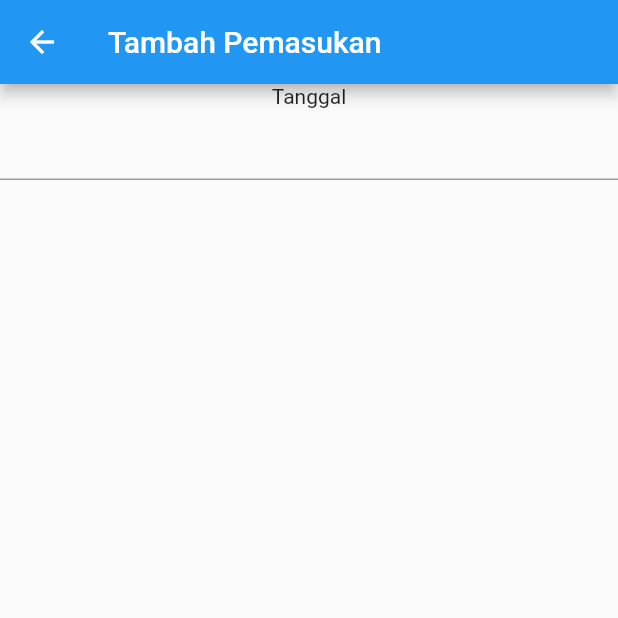
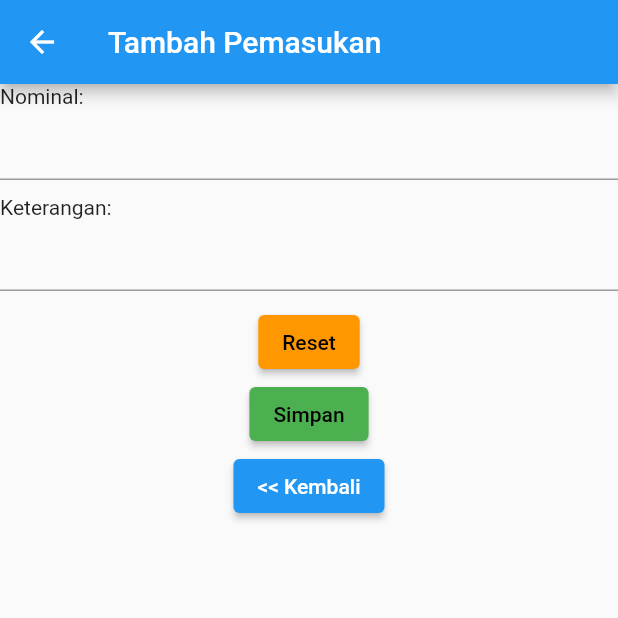
Before and after one commit to VindiSovia/kas_bkn, a Flutter app: the Pemasukan screen opened by its route, on a phone screen of 412 x 824 dp, the top half of it. Run offline on Flutter 3.47's test engine with Material 2 defaults, Android fonts, the light colour scheme and no system bars.

Commit message:
Route halaman pemasukan

```diff
--- a/lib/main.dart
+++ b/lib/main.dart
@@ -75,6 +75,7 @@ class Beranda extends StatelessWidget {
       initialRoute: '/',
       routes: {
         '/pemasukan': (context) => Pemasukan(),
+        '/beranda': (context) => Beranda(),
       },
     );
   }
--- a/lib/pages/pemasukan.dart
+++ b/lib/pages/pemasukan.dart
@@ -1,5 +1,6 @@
 import 'package:flutter/material.dart';
 import 'package:flutter/widgets.dart';
+import 'package:kas_bkn/main.dart';
 
 class Pemasukan extends StatelessWidget {
   @override
@@ -9,36 +10,59 @@ class Pemasukan extends StatelessWidget {
         title: Text("Tambah Pemasukan"),
       ),
       body: Column(
+        crossAxisAlignment: CrossAxisAlignment.start,
         children: [
-            Text("Tanggal"),
-            TextFormField(
-              controller: _controller,
+          Text("Nominal:"),
+          TextField(),
+          SizedBox(
+            height: 10,
+          ),
+          Text("Keterangan:"),
+          TextField(),
+          SizedBox(
+            height: 10,
+          ),
+          Center(
+            child: Column(
+              mainAxisAlignment: MainAxisAlignment.center,
+              children: [
+                ElevatedButton(
+                  onPressed: () {},
+                  style: ElevatedButton.styleFrom(
+                    primary: Colors.orange, // Warna merah
+                  ),
+                  child: Text(
+                    "Reset",
+                    style: TextStyle(color: Colors.black),
+                  ),
+                ),
+                SizedBox(width: 10),
+                ElevatedButton(
+                  onPressed: () {},
+                  style: ElevatedButton.styleFrom(
+                    primary: Colors.green, // Warna kuning
+                  ),
+                  child: Text(
+                    "Simpan",
+                    style: TextStyle(color: Colors.black),
+                  ),
+                ),
+                SizedBox(width: 10),
+                ElevatedButton(
+                  onPressed: () {
+                    Navigator.pushNamed(context, '/beranda');
+                  },
+                  style: ElevatedButton.styleFrom(
+                    primary: Colors.blue, // Warna merah
+                  ),
+                  child: Text("<< Kembali"),
+                ),
+                SizedBox(width: 10),
+              ],
+            ),
           )
         ],
-        ));
-  }
-
-  Future<void> pickDate(BuildContext context) async {
-    final initialDate = DateTime.now();
-    final newDate = await showDatePicker(
-      context: context,
-      initialDate: initialDate,
-      firstDate: DateTime(2000),
-      lastDate: DateTime(3000),
-      builder: (context, child) => Theme(
-        data: ThemeData().copyWith(
-          colorScheme: const ColorScheme.dark(),
-        ),
-        child: child ?? const Text(''),
       ),
     );
-
-    if (newDate == null) {
-      return;
-    }
-
-    setState(() {
-      _dateController.text = newDate.toIso8601String();
-    });
   }
 }
```
Lines whose indentation alone changed are shown as unchanged.
